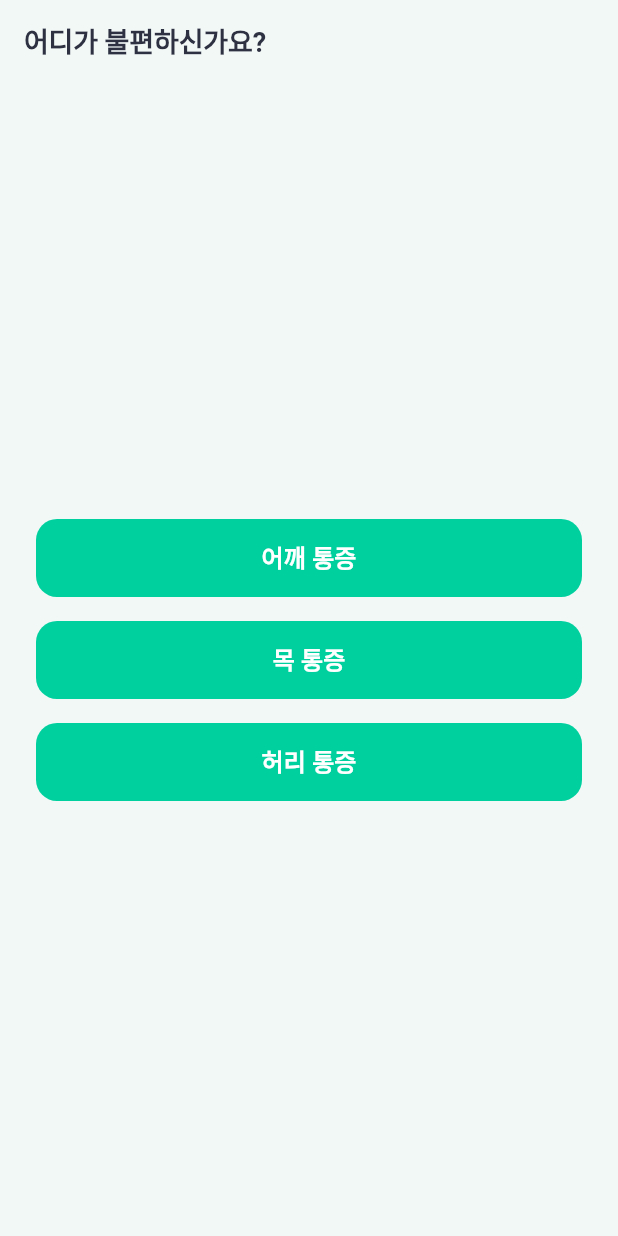
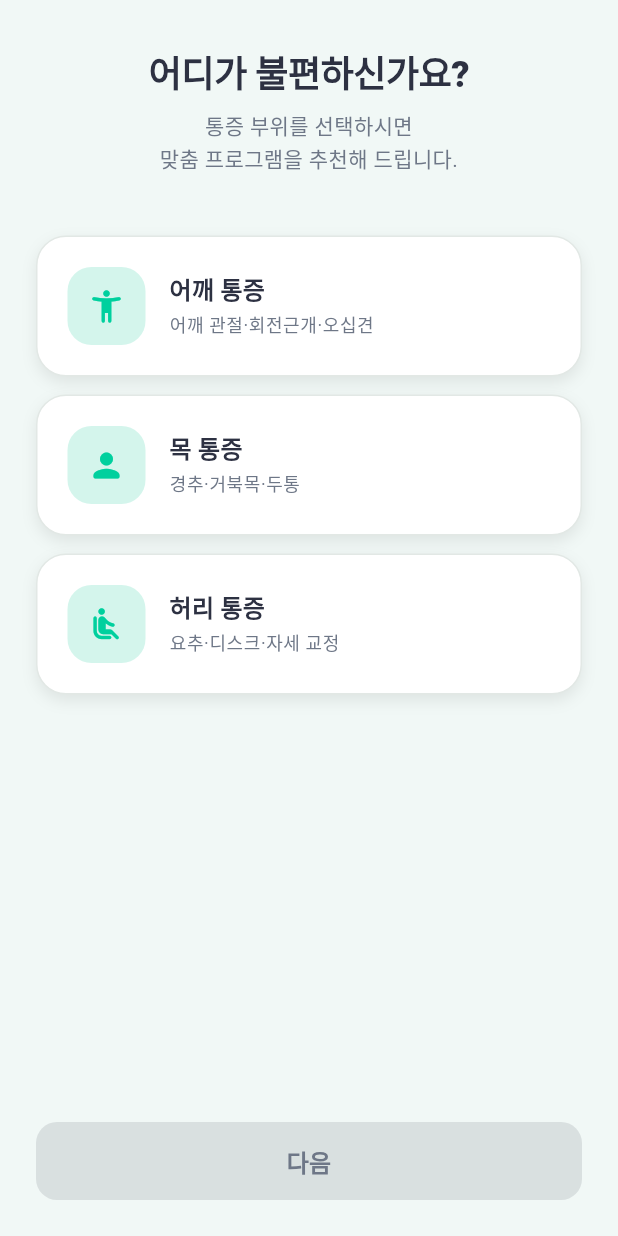
Before and after one commit to rekit-app/rekit-app, a Flutter app: the DiagnosisSelectScreen screen opened directly, on a phone screen of 412 x 824 dp. Run offline on Flutter 3.47's test engine with Material 3 defaults, Android fonts, the phone set to English and light mode, and no system bars; our stand-ins replace shared_preferences; accounts and stored records are empty.

Commit message:
feat: redesign DiagnosisSelectScreen with selection cards
Replaced plain ElevatedButtons with elegant white selection cards:
- Icon in rounded mint square (fills primary when selected)
- Label + description text per body part
- Animated border, shadow, and check indicator on selection
- Disabled CTA button until a body part is chosen

Added descriptive subtitles per option:
- 어깨: 어깨 관절·회전근개·오십견
- 목: 경추·거북목·두통
- 허리: 요추·디스크·자세 교정

Converted to StatefulWidget to track selection state.
Navigation targets unchanged (RedFlag screens).
All colors from Theme.of(context).colorScheme.

Co-Authored-By: Claude Opus 4.5 <noreply@anthropic.com>

```diff
--- a/lib/features/diagnosis/diagnosis_select_screen.dart
+++ b/lib/features/diagnosis/diagnosis_select_screen.dart
@@ -4,61 +4,117 @@ import 'package:rekit/red_flag/shoulder_red_flag_screen.dart';
 import 'package:rekit/red_flag/back_red_flag_screen.dart';
 import 'package:rekit/red_flag/neck_red_flag_screen.dart';
 
-class DiagnosisSelectScreen extends StatelessWidget {
+class DiagnosisSelectScreen extends StatefulWidget {
   const DiagnosisSelectScreen({super.key});
 
   @override
+  State<DiagnosisSelectScreen> createState() => _DiagnosisSelectScreenState();
+}
+
+class _DiagnosisSelectScreenState extends State<DiagnosisSelectScreen> {
+  int? _selectedIndex;
+
+  static const _bodyParts = [
+    _BodyPartOption(
+      icon: Icons.accessibility_new_rounded,
+      label: '어깨 통증',
+      description: '어깨 관절·회전근개·오십견',
+    ),
+    _BodyPartOption(
+      icon: Icons.person_rounded,
+      label: '목 통증',
+      description: '경추·거북목·두통',
+    ),
+    _BodyPartOption(
+      icon: Icons.airline_seat_recline_normal_rounded,
+      label: '허리 통증',
+      description: '요추·디스크·자세 교정',
+    ),
+  ];
+
+  void _onConfirm() {
+    if (_selectedIndex == null) return;
+
+    const screens = [
+      ShoulderRedFlagScreen(),
+      NeckRedFlagScreen(),
+      BackRedFlagScreen(),
+    ];
+
+    Navigator.push(
+      context,
+      MaterialPageRoute(builder: (_) => screens[_selectedIndex!]),
+    );
+  }
+
+  @override
   Widget build(BuildContext context) {
+    final colors = Theme.of(context).colorScheme;
+    final text = Theme.of(context).textTheme;
+
     return Scaffold(
-      appBar: AppBar(title: const Text('어디가 불편하신가요?')),
-      body: Center(
+      body: SafeArea(
         child: Padding(
-          padding: const EdgeInsets.all(24),
+          padding: const EdgeInsets.fromLTRB(24, 32, 24, 24),
           child: Column(
-            mainAxisAlignment: MainAxisAlignment.center,
             children: [
+              // Header
+              Text(
+                '어디가 불편하신가요?',
+                style: text.headlineMedium?.copyWith(
+                  fontWeight: FontWeight.w800,
+                ),
+                textAlign: TextAlign.center,
+              ),
+              const SizedBox(height: 8),
+              Text(
+                '통증 부위를 선택하시면\n맞춤 프로그램을 추천해 드립니다.',
+                style: text.bodyMedium?.copyWith(
+                  color: colors.onSurfaceVariant,
+                  height: 1.5,
+                ),
+                textAlign: TextAlign.center,
+              ),
+
+              const SizedBox(height: 40),
+
+              // Selection cards
+              ...List.generate(_bodyParts.length, (index) {
+                final part = _bodyParts[index];
+                final isSelected = _selectedIndex == index;
+
+                return Padding(
+                  padding: const EdgeInsets.only(bottom: 12),
+                  child: _SelectionCard(
+                    icon: part.icon,
+                    label: part.label,
+                    description: part.description,
+                    isSelected: isSelected,
+                    onTap: () {
+                      setState(() {
+                        _selectedIndex = index;
+                      });
+                    },
+                  ),
+                );
+              }),
+
+              const Spacer(),
+
+              // CTA button
               SizedBox(
                 width: double.infinity,
                 child: ElevatedButton(
-                  onPressed: () {
-                    Navigator.push(
-                      context,
-                      MaterialPageRoute(
-                        builder: (context) => const ShoulderRedFlagScreen(),
-                      ),
-                    );
-                  },
-                  child: const Text('어깨 통증'),
-                ),
-              ),
-              const SizedBox(height: 16),
-              SizedBox(
-                width: double.infinity,
-                child: ElevatedButton(
-                  onPressed: () {
-                    Navigator.push(
-                      context,
-                      MaterialPageRoute(
-                        builder: (context) => const NeckRedFlagScreen(),
-                      ),
-                    );
-                  },
-                  child: const Text('목 통증'),
-                ),
-              ),
-              const SizedBox(height: 16),
-              SizedBox(
-                width: double.infinity,
-                child: ElevatedButton(
-                  onPressed: () {
-                    Navigator.push(
-                      context,
-                      MaterialPageRoute(
-                        builder: (context) => const BackRedFlagScreen(),
-                      ),
-                    );
-                  },
-                  child: const Text('허리 통증'),
+                  onPressed: _selectedIndex != null ? _onConfirm : null,
+                  child: Text(
+                    '다음',
+                    style: text.titleMedium?.copyWith(
+                      color: _selectedIndex != null
+                          ? colors.onPrimary
+                          : colors.onSurfaceVariant,
+                      fontWeight: FontWeight.w700,
+                    ),
+                  ),
                 ),
               ),
             ],
@@ -68,3 +124,124 @@ class DiagnosisSelectScreen extends StatelessWidget {
     );
   }
 }
+
+// ─── _BodyPartOption (data class) ───────────────────────────
+
+class _BodyPartOption {
+  final IconData icon;
+  final String label;
+  final String description;
+
+  const _BodyPartOption({
+    required this.icon,
+    required this.label,
+    required this.description,
+  });
+}
+
+// ─── _SelectionCard ─────────────────────────────────────────
+
+class _SelectionCard extends StatelessWidget {
+  final IconData icon;
+  final String label;
+  final String description;
+  final bool isSelected;
+  final VoidCallback onTap;
+
+  const _SelectionCard({
+    required this.icon,
+    required this.label,
+    required this.description,
+    required this.isSelected,
+    required this.onTap,
+  });
+
+  @override
+  Widget build(BuildContext context) {
+    final colors = Theme.of(context).colorScheme;
+    final text = Theme.of(context).textTheme;
+
+    return GestureDetector(
+      onTap: onTap,
+      child: AnimatedContainer(
+        duration: const Duration(milliseconds: 200),
+        curve: Curves.easeInOut,
+        padding: const EdgeInsets.all(20),
+        decoration: BoxDecoration(
+          color: colors.surface,
+          borderRadius: BorderRadius.circular(20),
+          border: Border.all(
+            color: isSelected ? colors.primary : colors.outlineVariant,
+            width: isSelected ? 2 : 1,
+          ),
+          boxShadow: [
+            BoxShadow(
+              color: isSelected
+                  ? colors.primary.withValues(alpha: 0.12)
+                  : colors.shadow,
+              blurRadius: isSelected ? 16 : 8,
+              offset: const Offset(0, 4),
+            ),
+          ],
+        ),
+        child: Row(
+          children: [
+            // Icon circle
+            AnimatedContainer(
+              duration: const Duration(milliseconds: 200),
+              width: 52,
+              height: 52,
+              decoration: BoxDecoration(
+                color: isSelected
+                    ? colors.primary
+                    : colors.primaryContainer,
+                borderRadius: BorderRadius.circular(16),
+              ),
+              child: Icon(
+                icon,
+                size: 26,
+                color: isSelected
+                    ? colors.onPrimary
+                    : colors.primary,
+              ),
+            ),
+            const SizedBox(width: 16),
+
+            // Text
+            Expanded(
+              child: Column(
+                crossAxisAlignment: CrossAxisAlignment.start,
+                children: [
+                  Text(
+                    label,
+                    style: text.titleMedium?.copyWith(
+                      fontWeight: FontWeight.w700,
+                    ),
+                  ),
+                  const SizedBox(height: 2),
+                  Text(
+                    description,
+                    style: text.bodySmall?.copyWith(
+                      color: colors.onSurfaceVariant,
+                    ),
+                  ),
+                ],
+              ),
+            ),
+
+            // Check indicator
+            AnimatedOpacity(
+              duration: const Duration(milliseconds: 200),
+              opacity: isSelected ? 1.0 : 0.0,
+              child: Icon(
+                Icons.check_circle_rounded,
+                color: colors.primary,
+                size: 24,
+              ),
+            ),
+          ],
+        ),
+      ),
+    );
+  }
+}
```
